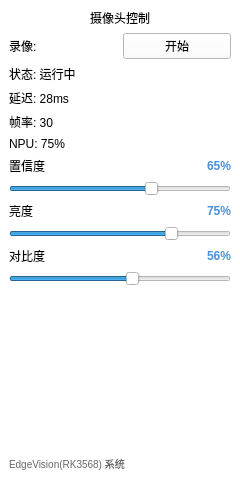
Before: the Qt Designer form src/UI/uis/maininterface.ui in SweerItTer/utilsCore, drawn with Qt 5.
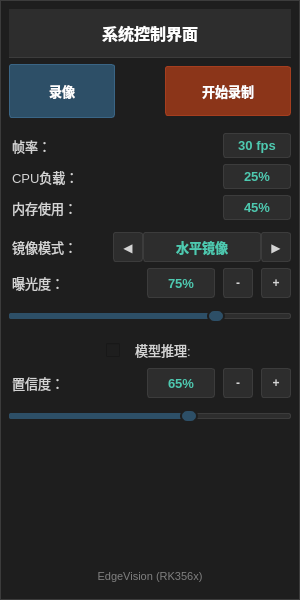
After: the same form once the commit is applied.

Commit message: 本次更新完成UI美化及双缓冲逻辑修复, 解决界面刷新异常 同时同步拉取dev分支最新版本, 集成DMABUF相关重大更新

The edit to the form file:
```diff
--- a/src/UI/uis/maininterface.ui
+++ b/src/UI/uis/maininterface.ui
@@ -6,15 +6,231 @@
    <rect>
     <x>0</x>
     <y>0</y>
-    <width>240</width>
-    <height>480</height>
+    <width>300</width>
+    <height>600</height>
    </rect>
   </property>
+  <property name="minimumSize">
+   <size>
+    <width>300</width>
+    <height>600</height>
+   </size>
+  </property>
+  <property name="maximumSize">
+   <size>
+    <width>300</width>
+    <height>600</height>
+   </size>
+  </property>
   <property name="windowTitle">
    <string>摄像头控制</string>
   </property>
   <property name="styleSheet">
-   <string notr="true">background-color: rgb(255, 255, 255); color: black;</string>
+   <string notr="true">/* 专业深色配色方案 - 三种颜色 */
+/* 深灰 #1E1E1E | 中灰 #2D2D2D | 深蓝绿 #2D4F67 */
+
+QWidget {
+    background-color: #1E1E1E;
+    color: #D4D4D4;
+    font-family: &quot;Segoe UI&quot;, &quot;Microsoft YaHei&quot;, sans-serif;
+    font-size: 13px;
+    border: none;
+}
+
+/* 标题样式 */
+QLabel#titleLabel {
+    font-size: 16px;
+    font-weight: bold;
+    color: #FFFFFF;
+    background-color: #2D2D2D;
+    padding: 12px 0;
+    border-bottom: 1px solid #3C3C3C;
+}
+
+/* 普通标签样式 */
+QLabel {
+    font-size: 13px;
+    color: #D4D4D4;
+    padding: 2px 0;
+    background-color: transparent;
+}
+
+/* 数值显示标签 */
+QLabel#fpsShow,
+QLabel#CPUpayloadShow,
+QLabel#memoryUsageShow,
+QLabel#confidenceValueLabel,
+QLabel#exposureValueLabel,
+QLabel#mirrorModeLabel {
+    font-size: 13px;
+    font-weight: bold;
+    color: #4EC9B0;
+    background-color: #2D2D2D;
+    padding: 4px 8px;
+    border-radius: 3px;
+    border: 1px solid #3C3C3C;
+    min-width: 50px;
+    max-width: 50px;
+    text-align: center;
+}
+
+QLabel#mirrorModeLabel {
+    min-width: 100px;
+    max-width: 100px;
+}
+
+/* 主要按钮样式 */
+QPushButton {
+    background-color: #2D2D2D;
+    color: #D4D4D4;
+    border: 1px solid #3C3C3C;
+    padding: 8px 12px;
+    border-radius: 3px;
+    font-weight: normal;
+    font-size: 13px;
+    min-height: 32px;
+    min-width: 80px;
+    max-width: 120px;
+}
+
+QPushButton:hover {
+    background-color: #3C3C3C;
+    border-color: #2D4F67;
+}
+
+QPushButton:pressed {
+    background-color: #2D4F67;
+    color: #FFFFFF;
+}
+
+/* 录像/拍照按钮特殊样式 */
+QPushButton#actionButton {
+    background-color: #8B3519;
+    color: #FFFFFF;
+    border: 1px solid #A53E1F;
+    font-weight: bold;
+    min-width: 100px;
+    max-width: 100px;
+}
+
+QPushButton#actionButton:hover {
+    background-color: #A53E1F;
+    border-color: #BF4826;
+}
+
+QPushButton#actionButton:pressed {
+    background-color: #6D2A14;
+}
+
+/* 模式切换按钮 */
+QPushButton#modeToggleButton {
+    background-color: #2D4F67;
+    color: #FFFFFF;
+    border: 1px solid #3A6585;
+    font-weight: bold;
+    min-width: 80px;
+    max-width: 80px;
+    min-height: 36px;
+}
+
+QPushButton#modeToggleButton:hover {
+    background-color: #3A6585;
+    border-color: #4A7A9F;
+}
+
+QPushButton#modeToggleButton:pressed {
+    background-color: #234158;
+}
+
+/* 小控制按钮 */
+QPushButton#confidenceSUB,
+QPushButton#confidenceADD,
+QPushButton#exposureSUB,
+QPushButton#exposureADD,
+QPushButton#mirrorLeftButton,
+QPushButton#mirrorRightButton {
+    background-color: #2D2D2D;
+    color: #D4D4D4;
+    border: 1px solid #3C3C3C;
+    min-width: 28px;
+    min-height: 28px;
+    max-width: 28px;
+    max-height: 28px;
+    padding: 0px;
+    border-radius: 3px;
+    font-weight: bold;
+    font-size: 12px;
+}
+
+QPushButton#confidenceSUB:hover,
+QPushButton#confidenceADD:hover,
+QPushButton#exposureSUB:hover,
+QPushButton#exposureADD:hover,
+QPushButton#mirrorLeftButton:hover,
+QPushButton#mirrorRightButton:hover {
+    background-color: #3C3C3C;
+    border-color: #2D4F67;
+}
+
+QPushButton#confidenceSUB:pressed,
+QPushButton#confidenceADD:pressed,
+QPushButton#exposureSUB:pressed,
+QPushButton#exposureADD:pressed,
+QPushButton#mirrorLeftButton:pressed,
+QPushButton#mirrorRightButton:pressed {
+    background-color: #2D4F67;
+    color: #FFFFFF;
+}
+
+/* 滑块样式 */
+QSlider::groove:horizontal {
+    border: 1px solid #3C3C3C;
+    height: 4px;
+    background-color: #2D2D2D;
+    border-radius: 2px;
+}
+
+QSlider::handle:horizontal {
+    background-color: #2D4F67;
+    border: 2px solid #1E1E1E;
+    width: 14px;
+    height: 14px;
+    border-radius: 7px;
+    margin: -5px 0;
+}
+
+QSlider::handle:horizontal:hover {
+    background-color: #3A6585;
+}
+
+QSlider::sub-page:horizontal {
+    background-color: #2D4F67;
+    border-radius: 2px;
+}
+
+/* 分割线样式 */
+Line {
+    background-color: #3C3C3C;
+    color: #3C3C3C;
+    border: none;
+    min-height: 1px;
+    max-height: 1px;
+}
+
+/* 版本信息标签 */
+QLabel#versionLabel {
+    color: #808080;
+    font-size: 11px;
+    padding: 8px 0;
+    background-color: transparent;
+}
+
+/* 布局容器 */
+QWidget#widget {
+    background-color: #1E1E1E;
+    border: 1px solid #3C3C3C;
+}
+</string>
   </property>
   <layout class="QGridLayout" name="gridLayout">
    <property name="leftMargin">
@@ -34,170 +250,587 @@
    </property>
    <item row="0" column="0">
     <widget class="QWidget" name="widget" native="true">
-     <layout class="QVBoxLayout" name="verticalLayout">
+     <layout class="QVBoxLayout" name="verticalLayout_3">
       <item>
        <widget class="QLabel" name="titleLabel">
         <property name="text">
-         <string>&lt;html&gt;&lt;head/&gt;&lt;body&gt;&lt;p align=&quot;center&quot;&gt;摄像头控制&lt;/p&gt;&lt;/body&gt;&lt;/html&gt;</string>
+         <string>系统控制界面</string>
         </property>
+        <property name="alignment">
+         <set>Qt::AlignCenter</set>
+        </property>
        </widget>
       </item>
       <item>
-       <layout class="QHBoxLayout" name="buttonLayout">
+       <layout class="QHBoxLayout" name="modeLayout">
         <item>
-         <widget class="QLabel" name="recordLabel">
+         <widget class="QPushButton" name="modeToggleButton">
+          <property name="minimumSize">
+           <size>
+            <width>106</width>
+            <height>54</height>
+           </size>
+          </property>
+          <property name="maximumSize">
+           <size>
+            <width>106</width>
+            <height>54</height>
+           </size>
+          </property>
           <property name="text">
-           <string>录像:</string>
+           <string>录像</string>
           </property>
          </widget>
         </item>
         <item>
-         <widget class="QPushButton" name="startButton">
+         <spacer name="horizontalSpacer_10">
+          <property name="orientation">
+           <enum>Qt::Horizontal</enum>
+          </property>
+          <property name="sizeHint" stdset="0">
+           <size>
+            <width>40</width>
+            <height>20</height>
+           </size>
+          </property>
+         </spacer>
+        </item>
+        <item>
+         <widget class="QPushButton" name="actionButton">
+          <property name="minimumSize">
+           <size>
+            <width>126</width>
+            <height>50</height>
+           </size>
+          </property>
+          <property name="maximumSize">
+           <size>
+            <width>126</width>
+            <height>50</height>
+           </size>
+          </property>
           <property name="text">
-           <string>开始</string>
+           <string>开始录制</string>
           </property>
          </widget>
         </item>
        </layout>
       </item>
       <item>
-       <widget class="QLabel" name="statusLabel">
-        <property name="text">
-         <string>状态: 运行中</string>
+       <widget class="Line" name="line_2">
+        <property name="orientation">
+         <enum>Qt::Horizontal</enum>
         </property>
        </widget>
       </item>
       <item>
-       <widget class="QLabel" name="latencyLabel">
-        <property name="text">
-         <string>延迟: 28ms</string>
-        </property>
-       </widget>
+       <layout class="QHBoxLayout" name="horizontalLayout_2">
+        <item>
+         <widget class="QLabel" name="fpsLabel">
+          <property name="text">
+           <string>帧率：</string>
+          </property>
+         </widget>
+        </item>
+        <item>
+         <spacer name="horizontalSpacer_8">
+          <property name="orientation">
+           <enum>Qt::Horizontal</enum>
+          </property>
+          <property name="sizeHint" stdset="0">
+           <size>
+            <width>40</width>
+            <height>20</height>
+           </size>
+          </property>
+         </spacer>
+        </item>
+        <item>
+         <widget class="QLabel" name="fpsShow">
+          <property name="minimumSize">
+           <size>
+            <width>68</width>
+            <height>0</height>
+           </size>
+          </property>
+          <property name="maximumSize">
+           <size>
+            <width>68</width>
+            <height>16777215</height>
+           </size>
+          </property>
+          <property name="text">
+           <string>30 fps</string>
+          </property>
+          <property name="alignment">
+           <set>Qt::AlignCenter</set>
+          </property>
+         </widget>
+        </item>
+       </layout>
       </item>
       <item>
-       <widget class="QLabel" name="fpsLabel">
-        <property name="text">
-         <string>帧率: 30</string>
-        </property>
-       </widget>
+       <layout class="QHBoxLayout" name="horizontalLayout">
+        <item>
+         <widget class="QLabel" name="CPUpayloadLabel">
+          <property name="text">
+           <string>CPU负载：</string>
+          </property>
+         </widget>
+        </item>
+        <item>
+         <spacer name="horizontalSpacer_9">
+          <property name="orientation">
+           <enum>Qt::Horizontal</enum>
+          </property>
+          <property name="sizeHint" stdset="0">
+           <size>
+            <width>40</width>
+            <height>20</height>
+           </size>
+          </property>
+         </spacer>
+        </item>
+        <item>
+         <widget class="QLabel" name="CPUpayloadShow">
+          <property name="minimumSize">
+           <size>
+            <width>68</width>
+            <height>0</height>
+           </size>
+          </property>
+          <property name="maximumSize">
+           <size>
+            <width>68</width>
+            <height>16777215</height>
+           </size>
+          </property>
+          <property name="text">
+           <string>25%</string>
+          </property>
+          <property name="alignment">
+           <set>Qt::AlignCenter</set>
+          </property>
+         </widget>
+        </item>
+       </layout>
       </item>
       <item>
-       <widget class="QLabel" name="npuLabel">
-        <property name="text">
-         <string>NPU: 75%</string>
-        </property>
-       </widget>
-      </item>
-      <item>
-       <layout class="QHBoxLayout" name="confidenceLayout">
+       <layout class="QHBoxLayout" name="horizontalLayout_3">
         <item>
-         <widget class="QLabel" name="confidenceLabel">
+         <widget class="QLabel" name="memoryUsageLabel">
           <property name="text">
-           <string>置信度</string>
+           <string>内存使用：</string>
           </property>
          </widget>
         </item>
         <item>
-         <widget class="QLabel" name="confidenceValueLabel">
-          <property name="styleSheet">
-           <string notr="true">color: #4a90e2; font-weight: bold;</string>
+         <spacer name="horizontalSpacer_11">
+          <property name="orientation">
+           <enum>Qt::Horizontal</enum>
           </property>
+          <property name="sizeHint" stdset="0">
+           <size>
+            <width>40</width>
+            <height>20</height>
+           </size>
+          </property>
+         </spacer>
+        </item>
+        <item>
+         <widget class="QLabel" name="memoryUsageShow">
+          <property name="minimumSize">
+           <size>
+            <width>68</width>
+            <height>0</height>
+           </size>
+          </property>
+          <property name="maximumSize">
+           <size>
+            <width>68</width>
+            <height>16777215</height>
+           </size>
+          </property>
           <property name="text">
-           <string>65%</string>
+           <string>45%</string>
           </property>
           <property name="alignment">
-           <set>Qt::AlignRight|Qt::AlignTrailing|Qt::AlignVCenter</set>
+           <set>Qt::AlignCenter</set>
           </property>
          </widget>
         </item>
        </layout>
       </item>
       <item>
-       <widget class="QSlider" name="confidenceSlider">
-        <property name="maximum">
-         <number>100</number>
+       <widget class="Line" name="line">
+        <property name="sizePolicy">
+         <sizepolicy hsizetype="Expanding" vsizetype="Fixed">
+          <horstretch>0</horstretch>
+          <verstretch>0</verstretch>
+         </sizepolicy>
         </property>
-        <property name="value">
-         <number>65</number>
-        </property>
-        <property name="orientation">
-         <enum>Qt::Horizontal</enum>
-        </property>
        </widget>
       </item>
       <item>
-       <layout class="QHBoxLayout" name="brightnessLayout">
+       <layout class="QHBoxLayout" name="mirrorLayout">
+        <property name="spacing">
+         <number>0</number>
+        </property>
         <item>
          <widget class="QLabel" name="brightnessLabel">
           <property name="text">
-           <string>亮度</string>
+           <string>镜像模式：</string>
           </property>
          </widget>
         </item>
         <item>
-         <widget class="QLabel" name="brightnessValueLabel">
-          <property name="styleSheet">
-           <string notr="true">color: #4a90e2; font-weight: bold;</string>
+         <spacer name="horizontalSpacer_3">
+          <property name="orientation">
+           <enum>Qt::Horizontal</enum>
           </property>
+          <property name="sizeHint" stdset="0">
+           <size>
+            <width>20</width>
+            <height>20</height>
+           </size>
+          </property>
+         </spacer>
+        </item>
+        <item>
+         <widget class="QPushButton" name="mirrorLeftButton">
+          <property name="minimumSize">
+           <size>
+            <width>30</width>
+            <height>30</height>
+           </size>
+          </property>
+          <property name="maximumSize">
+           <size>
+            <width>30</width>
+            <height>30</height>
+           </size>
+          </property>
           <property name="text">
-           <string>75%</string>
+           <string>◀</string>
           </property>
+         </widget>
+        </item>
+        <item>
+         <widget class="QLabel" name="mirrorModeLabel">
+          <property name="minimumSize">
+           <size>
+            <width>118</width>
+            <height>0</height>
+           </size>
+          </property>
+          <property name="maximumSize">
+           <size>
+            <width>118</width>
+            <height>16777215</height>
+           </size>
+          </property>
+          <property name="text">
+           <string>水平镜像</string>
+          </property>
           <property name="alignment">
-           <set>Qt::AlignRight|Qt::AlignTrailing|Qt::AlignVCenter</set>
+           <set>Qt::AlignCenter</set>
           </property>
          </widget>
         </item>
+        <item>
+         <widget class="QPushButton" name="mirrorRightButton">
+          <property name="minimumSize">
+           <size>
+            <width>30</width>
+            <height>30</height>
+           </size>
+          </property>
+          <property name="maximumSize">
+           <size>
+            <width>30</width>
+            <height>30</height>
+           </size>
+          </property>
+          <property name="text">
+           <string>▶</string>
+          </property>
+         </widget>
+        </item>
        </layout>
       </item>
       <item>
-       <widget class="QSlider" name="brightnessSlider">
-        <property name="maximum">
-         <number>100</number>
+       <layout class="QVBoxLayout" name="verticalLayout_2">
+        <property name="spacing">
+         <number>8</number>
         </property>
-        <property name="value">
-         <number>75</number>
+        <item>
+         <layout class="QHBoxLayout" name="exposureLayout">
+          <item>
+           <widget class="QLabel" name="exposureLabel">
+            <property name="text">
+             <string>曝光度：</string>
+            </property>
+           </widget>
+          </item>
+          <item>
+           <spacer name="horizontalSpacer_2">
+            <property name="orientation">
+             <enum>Qt::Horizontal</enum>
+            </property>
+            <property name="sizeHint" stdset="0">
+             <size>
+              <width>20</width>
+              <height>20</height>
+             </size>
+            </property>
+           </spacer>
+          </item>
+          <item>
+           <widget class="QLabel" name="exposureValueLabel">
+            <property name="minimumSize">
+             <size>
+              <width>68</width>
+              <height>0</height>
+             </size>
+            </property>
+            <property name="maximumSize">
+             <size>
+              <width>68</width>
+              <height>16777215</height>
+             </size>
+            </property>
+            <property name="text">
+             <string>75%</string>
+            </property>
+            <property name="alignment">
+             <set>Qt::AlignCenter</set>
+            </property>
+           </widget>
+          </item>
+          <item>
+           <widget class="QPushButton" name="exposureSUB">
+            <property name="minimumSize">
+             <size>
+              <width>30</width>
+              <height>30</height>
+             </size>
+            </property>
+            <property name="maximumSize">
+             <size>
+              <width>30</width>
+              <height>30</height>
+             </size>
+            </property>
+            <property name="text">
+             <string>-</string>
+            </property>
+           </widget>
+          </item>
+          <item>
+           <widget class="QPushButton" name="exposureADD">
+            <property name="minimumSize">
+             <size>
+              <width>30</width>
+              <height>30</height>
+             </size>
+            </property>
+            <property name="maximumSize">
+             <size>
+              <width>30</width>
+              <height>30</height>
+             </size>
+            </property>
+            <property name="text">
+             <string>+</string>
+            </property>
+           </widget>
+          </item>
+         </layout>
+        </item>
+        <item>
+         <widget class="QSlider" name="exposureSlider">
+          <property name="minimumSize">
+           <size>
+            <width>0</width>
+            <height>20</height>
+           </size>
+          </property>
+          <property name="maximum">
+           <number>100</number>
+          </property>
+          <property name="value">
+           <number>75</number>
+          </property>
+          <property name="orientation">
+           <enum>Qt::Horizontal</enum>
+          </property>
+         </widget>
+        </item>
+       </layout>
+      </item>
+      <item>
+       <widget class="Line" name="line_4">
+        <property name="sizePolicy">
+         <sizepolicy hsizetype="Expanding" vsizetype="Fixed">
+          <horstretch>0</horstretch>
+          <verstretch>0</verstretch>
+         </sizepolicy>
         </property>
-        <property name="orientation">
-         <enum>Qt::Horizontal</enum>
-        </property>
        </widget>
       </item>
       <item>
-       <layout class="QHBoxLayout" name="contrastLayout">
+       <layout class="QHBoxLayout" name="horizontalLayout_5">
         <item>
-         <widget class="QLabel" name="contrastLabel">
+         <spacer name="horizontalSpacer_4">
+          <property name="orientation">
+           <enum>Qt::Horizontal</enum>
+          </property>
+          <property name="sizeHint" stdset="0">
+           <size>
+            <width>40</width>
+            <height>20</height>
+           </size>
+          </property>
+         </spacer>
+        </item>
+        <item>
+         <widget class="QCheckBox" name="checkBox">
           <property name="text">
-           <string>对比度</string>
+           <string/>
           </property>
          </widget>
         </item>
         <item>
-         <widget class="QLabel" name="contrastValueLabel">
-          <property name="styleSheet">
-           <string notr="true">color: #4a90e2; font-weight: bold;</string>
-          </property>
+         <widget class="QLabel" name="CPUpayloadLabel_2">
           <property name="text">
-           <string>56%</string>
+           <string>模型推理:</string>
           </property>
-          <property name="alignment">
-           <set>Qt::AlignRight|Qt::AlignTrailing|Qt::AlignVCenter</set>
-          </property>
          </widget>
         </item>
+        <item>
+         <spacer name="horizontalSpacer_12">
+          <property name="orientation">
+           <enum>Qt::Horizontal</enum>
+          </property>
+          <property name="sizeHint" stdset="0">
+           <size>
+            <width>40</width>
+            <height>20</height>
+           </size>
+          </property>
+         </spacer>
+        </item>
        </layout>
       </item>
       <item>
-       <widget class="QSlider" name="contrastSlider">
-        <property name="maximum">
-         <number>100</number>
+       <layout class="QVBoxLayout" name="verticalLayout">
+        <property name="spacing">
+         <number>8</number>
         </property>
-        <property name="value">
-         <number>56</number>
-        </property>
-        <property name="orientation">
-         <enum>Qt::Horizontal</enum>
-        </property>
-       </widget>
+        <item>
+         <layout class="QHBoxLayout" name="confidenceLayout">
+          <item>
+           <widget class="QLabel" name="confidenceLabel">
+            <property name="text">
+             <string>置信度：</string>
+            </property>
+           </widget>
+          </item>
+          <item>
+           <spacer name="horizontalSpacer">
+            <property name="orientation">
+             <enum>Qt::Horizontal</enum>
+            </property>
+            <property name="sizeHint" stdset="0">
+             <size>
+              <width>20</width>
+              <height>20</height>
+             </size>
+            </property>
+           </spacer>
+          </item>
+          <item>
+           <widget class="QLabel" name="confidenceValueLabel">
+            <property name="minimumSize">
+             <size>
+              <width>68</width>
+              <height>0</height>
+             </size>
+            </property>
+            <property name="maximumSize">
+             <size>
+              <width>68</width>
+              <height>16777215</height>
+             </size>
+            </property>
+            <property name="text">
+             <string>65%</string>
+            </property>
+            <property name="alignment">
+             <set>Qt::AlignCenter</set>
+            </property>
+           </widget>
+          </item>
+          <item>
+           <widget class="QPushButton" name="confidenceSUB">
+            <property name="minimumSize">
+             <size>
+              <width>30</width>
+              <height>30</height>
+             </size>
+            </property>
+            <property name="maximumSize">
+             <size>
+              <width>30</width>
+              <height>30</height>
+             </size>
+            </property>
+            <property name="text">
+             <string>-</string>
+            </property>
+           </widget>
+          </item>
+          <item>
+           <widget class="QPushButton" name="confidenceADD">
+            <property name="minimumSize">
+             <size>
+              <width>30</width>
+              <height>30</height>
+             </size>
+            </property>
+            <property name="maximumSize">
+             <size>
+              <width>30</width>
+              <height>30</height>
+             </size>
+            </property>
+            <property name="text">
+             <string>+</string>
+            </property>
+           </widget>
+          </item>
+         </layout>
+        </item>
+        <item>
+         <widget class="QSlider" name="confidenceSlider">
+          <property name="minimumSize">
+           <size>
+            <width>0</width>
+            <height>20</height>
+           </size>
+          </property>
+          <property name="maximum">
+           <number>100</number>
+          </property>
+          <property name="value">
+           <number>65</number>
+          </property>
+          <property name="orientation">
+           <enum>Qt::Horizontal</enum>
+          </property>
+         </widget>
+        </item>
+       </layout>
       </item>
       <item>
        <spacer name="verticalSpacer">
@@ -207,21 +840,32 @@
         <property name="sizeHint" stdset="0">
          <size>
           <width>20</width>
-          <height>187</height>
+          <height>20</height>
          </size>
         </property>
        </spacer>
       </item>
       <item>
-       <widget class="QLabel" name="versionLabel">
-        <property name="styleSheet">
-         <string notr="true">color: #666666; font-size: 10px;</string>
-        </property>
-        <property name="text">
-         <string>EdgeVision(RK3568) 系统</string>
+       <widget class="Line" name="line_3">
+        <property name="orientation">
+         <enum>Qt::Horizontal</enum>
         </property>
        </widget>
       </item>
+      <item>
+       <layout class="QHBoxLayout" name="horizontalLayout_4">
+        <item>
+         <widget class="QLabel" name="versionLabel">
+          <property name="text">
+           <string>EdgeVision (RK356x)</string>
+          </property>
+          <property name="alignment">
+           <set>Qt::AlignCenter</set>
+          </property>
+         </widget>
+        </item>
+       </layout>
+      </item>
      </layout>
     </widget>
    </item>
```
Left out of the diff: 2 changed lines with no effect on the pictures. The commit also changes 56 other files.
